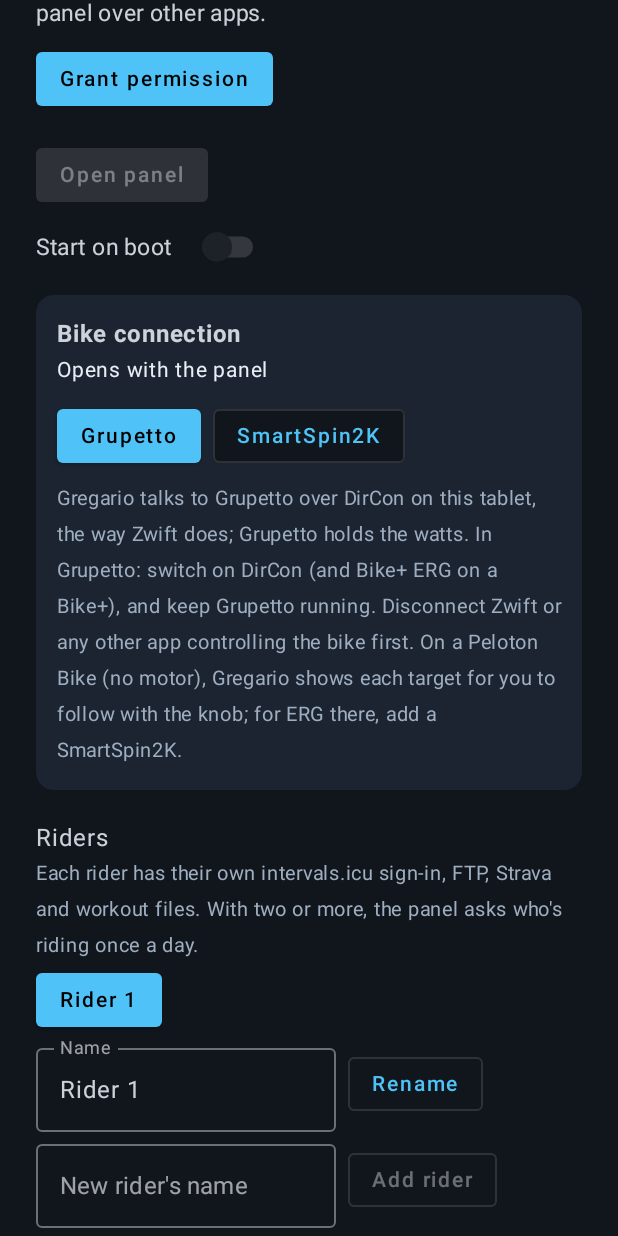
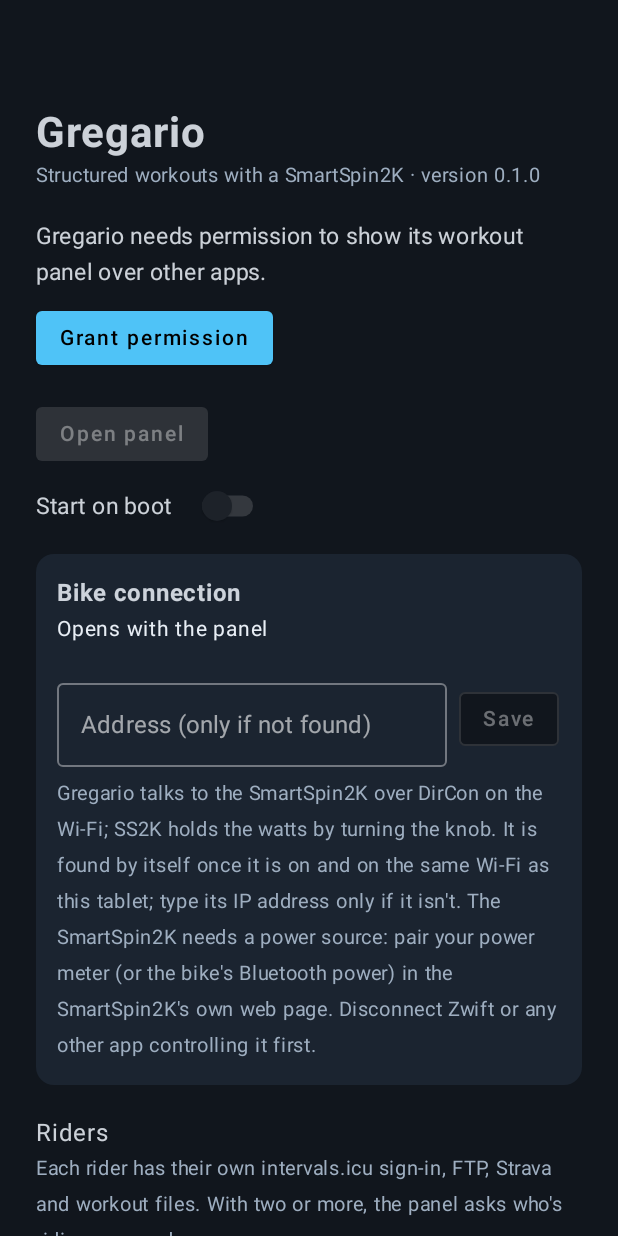
Before and after one commit to madooroy/Gregario, an Android app built with Jetpack Compose: the screen it shows after launch (MainActivity), on a phone screen of 412 x 824 dp. Run offline under Robolectric (Android 15) with nearby library versions, the phone set to English and light mode, and no system bars; our stand-ins replace Timber.

Commit message:
Any Android tablet: off a Peloton, SmartSpin2K only and nothing about Grupetto; setup and troubleshooting in the docs
Machine.isPeloton (peloton_platform setting, Peloton brand, or Grupetto installed). Elsewhere Gregario is set to the
SmartSpin2K and finds it on the Wi-Fi, hides Switch and the Grupetto choice, skips the Grupetto reader and hints, and
the no-power card points to pairing a power source on the SS2K. Ride description: no Peloton named off a Peloton.
README and FirstRide: which tablet and bike, both setups, and an If it doesn't connect section.

Co-Authored-By: Claude Opus 5.5 <noreply@anthropic.com>
Claude-Session: https://claude.ai/code/session_016iDi1EPSx2GEwaFuVU4woW

```diff
--- a/app/src/main/java/com/madooroy/gregario/trainer/Machine.kt
+++ b/app/src/main/java/com/madooroy/gregario/trainer/Machine.kt
@@ -19,6 +19,22 @@ object Machine {
     }
 
     /** On the tablet: read the setting (unreadable is just unknown). */
+    /**
+     * A Peloton tablet, where Grupetto can run: the tablet's peloton_platform setting is there (any Peloton machine), its
+     * brand is Peloton, or Grupetto is installed. Anywhere else (a Samsung, a Fire, the emulator) the only bike is a
+     * SmartSpin2K on the Wi-Fi. The emulator plays a Bike+ with: adb shell settings put global peloton_platform titan
+     */
+    fun isPeloton(platform: String?, brand: String?, grupettoInstalled: Boolean): Boolean =
+        !platform.isNullOrBlank() || brand.equals("Peloton", ignoreCase = true) || grupettoInstalled
+
+    fun isPeloton(context: android.content.Context): Boolean = isPeloton(platform(context), android.os.Build.BRAND,
+        runCatching { context.packageManager.getLaunchIntentForPackage(GRUPETTO) != null }.getOrDefault(false))
+
+    private const val GRUPETTO = "com.spop.poverlay"
+
+    private fun platform(context: android.content.Context): String? =
+        runCatching { android.provider.Settings.Global.getString(context.contentResolver, "peloton_platform") }.getOrNull()
+
     fun of(context: android.content.Context): String? = name(
         runCatching { android.provider.Settings.Global.getString(context.contentResolver, "peloton_platform") }.getOrNull(),
         android.os.Build.BRAND, android.os.Build.MODEL)
--- a/app/src/main/java/com/madooroy/gregario/ui/MainActivity.kt
+++ b/app/src/main/java/com/madooroy/gregario/ui/MainActivity.kt
@@ -74,7 +74,8 @@ class MainActivity : ComponentActivity() {
         Column(Modifier.fillMaxSize().verticalScroll(rememberScrollState()).padding(start = 24.dp, end = 24.dp, top = 72.dp, bottom = 24.dp), horizontalAlignment = Alignment.CenterHorizontally) {
             Column(Modifier.widthIn(max = 760.dp).fillMaxWidth()) {
                 Text("Gregario", fontSize = 28.sp, fontWeight = FontWeight.Bold)
-                Text("Structured workouts on Peloton bikes, through Grupetto or a SmartSpin2K · version ${BuildConfig.VERSION_NAME}",
+                Text((if (gregario.pelotonTablet) "Structured workouts on Peloton bikes, through Grupetto or a SmartSpin2K"
+                      else "Structured workouts with a SmartSpin2K") + " · version ${BuildConfig.VERSION_NAME}",
                     fontSize = 13.sp, color = Dim)
                 Spacer(Modifier.height(16.dp))
 
@@ -123,7 +124,8 @@ class MainActivity : ComponentActivity() {
                 color = if (link.startsWith("Connected") || !running) Fg else Note)
             Spacer(Modifier.height(8.dp))
             // Which bike: switched only between workouts (a ride never changes bikes halfway).
-            Row(horizontalArrangement = Arrangement.spacedBy(8.dp)) {
+            // Off a Peloton only the SmartSpin2K works: no choice to show.
+            if (gregario.pelotonTablet) Row(horizontalArrangement = Arrangement.spacedBy(8.dp)) {
                 for (k in BikeChoice.Kind.values()) {
                     val pick = { gregario.setBike(choice.copy(kind = k, ss2kHost = address)); Unit }
                     if (k == choice.kind) Button(pick, enabled = !riding) { Text(k.label) }
@@ -146,6 +148,10 @@ class MainActivity : ComponentActivity() {
                     "In Grupetto: switch on DirCon (and Bike+ ERG on a Bike+), and keep Grupetto running. Disconnect Zwift " +
                     "or any other app controlling the bike first. On a Peloton Bike (no motor), Gregario shows each target " +
                     "for you to follow with the knob; for ERG there, add a SmartSpin2K."
+                 else if (!gregario.pelotonTablet) "Gregario talks to the SmartSpin2K over DirCon on the Wi-Fi; SS2K holds the " +
+                    "watts by turning the knob. It is found by itself once it is on and on the same Wi-Fi as this tablet; type its " +
+                    "IP address only if it isn't. The SmartSpin2K needs a power source: pair your power meter (or the bike's " +
+                    "Bluetooth power) in the SmartSpin2K's own web page. Disconnect Zwift or any other app controlling it first."
                  else "Gregario talks to the SmartSpin2K over DirCon on the Wi-Fi; SS2K holds the watts by turning the knob. " +
                     "It is found by itself once it is on and on the same Wi-Fi; type its IP address only if it isn't. " +
                     "Keep Grupetto running with its Bluetooth power broadcast (SS2K reads its power from Grupetto); Gregario " +
--- a/app/src/main/java/com/madooroy/gregario/ui/WorkoutPanel.kt
+++ b/app/src/main/java/com/madooroy/gregario/ui/WorkoutPanel.kt
@@ -389,7 +389,8 @@ private fun BikeLine(gregario: Gregario, s: PanelState) {
         Box(Modifier.size(8.dp).background(if (s.bikeLink == null) TraceCad else Accent, CircleShape))
         Text(s.bike.name, fontSize = 13.sp, fontWeight = FontWeight.SemiBold, color = Fg, maxLines = 1)
         Text(if (ss2k) "· Wi-Fi" else "· this tablet", fontSize = 13.sp, color = Dim, maxLines = 1, modifier = Modifier.weight(1f))
-        Box(Modifier.height(28.dp).background(Card, RoundedCornerShape(14.dp)).border(1.dp, Line, RoundedCornerShape(14.dp))
+        // Off a Peloton the SmartSpin2K is the only bike: nothing to switch to.
+        if (gregario.pelotonTablet) Box(Modifier.height(28.dp).background(Card, RoundedCornerShape(14.dp)).border(1.dp, Line, RoundedCornerShape(14.dp))
             .clickable { gregario.switchBike() }.padding(horizontal = 10.dp), contentAlignment = Alignment.Center) {
             Text("Switch", fontSize = 12.sp, fontWeight = FontWeight.SemiBold, color = Fg, maxLines = 1)
         }
```
Also changed, not shown: app/src/main/java/com/madooroy/gregario/Gregario.kt (+32 -15 lines), 3 other files.
